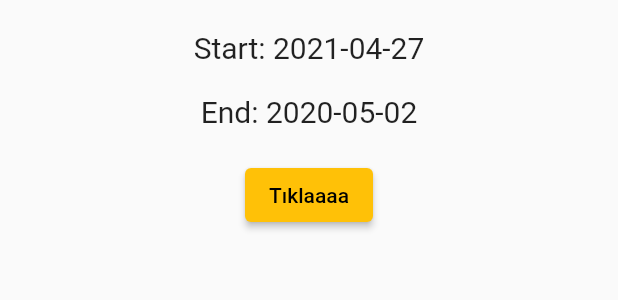
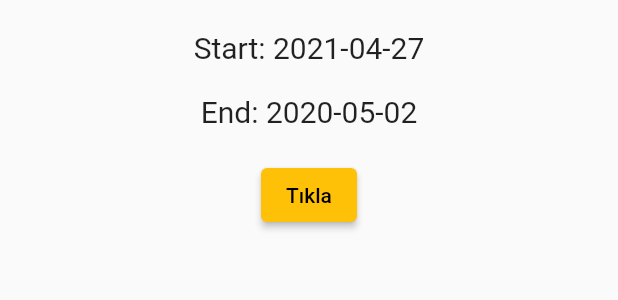
Before and after one commit to Umayyhan/firebaseapp, a Flutter app: the Tip_2 widget shown alone on an empty page, opened directly, on a phone screen of 412 x 824 dp. Shown: the top 300 px of the screen. Run offline on Flutter 3.47's test engine with Material 2 defaults, Android fonts, the phone set to English and light mode, and no system bars; our stand-ins replace firebase_core, firebase_database; accounts and stored records are empty.

Commit message:
Merge branch 'master' of https://github.com/Umayyhan/firebaseapp

```diff
--- a/lib/tip1_scrren.dart
+++ b/lib/tip1_scrren.dart
@@ -35,7 +35,7 @@ class _Tip_1State extends State<Tip_1> {
         Center(
           child: ElevatedButton(
               onPressed: () => calculateTipOneTrip(),
-              child: Text("Tıklaaaa"),
+              child: Text("Tıkla"),
               style: ElevatedButton.styleFrom(
                 primary: Colors.amber,
               )),
@@ -55,6 +55,7 @@ class _Tip_1State extends State<Tip_1> {
 
   Widget tripElement(BuildContext context, index) {
     Trip currentItem = tripItems[index];
+    print(currentItem.trip_distance);
     return Padding(
       padding: const EdgeInsets.all(4.0),
       child: Card(
@@ -71,7 +72,6 @@ class _Tip_1State extends State<Tip_1> {
           ),
           subtitle:
               Text(DateFormat.yMMMd().format(currentItem.tpep_pickup_datetime)),
-
         ),
       ),
     );
--- a/lib/tip2_screen.dart
+++ b/lib/tip2_screen.dart
@@ -24,7 +24,8 @@ class _Tip_2State extends State<Tip_2> {
       List tempItems = snapshot.value;
       tempItems.forEach((value) {
         Trip tripItem = Trip.fromJson(value);
-        if (tripItem.tpep_pickup_datetime.isAfter(endDate) && tripItem.tpep_pickup_datetime.isBefore(startDate)){
+        if (tripItem.tpep_pickup_datetime.isAfter(endDate) &&
+            tripItem.tpep_pickup_datetime.isBefore(startDate)) {
           tripItems.add(tripItem);
         }
       });
@@ -42,23 +43,31 @@ class _Tip_2State extends State<Tip_2> {
           padding: EdgeInsets.only(top: 20),
           child: Center(
               child: GestureDetector(
-                child: Text("Start: "+ DateFormat('yyyy-MM-dd').format(startDate), style: TextStyle(fontSize: 20),),
-                onTap: () => _startDateSelector(context),)
+            child: Text(
+              "Start: " + DateFormat('yyyy-MM-dd').format(startDate),
+              style: TextStyle(fontSize: 20),
             ),
+            onTap: () => _startDateSelector(context),
+          )),
         ),
         Container(
           padding: EdgeInsets.only(top: 20),
           child: Center(
             child: GestureDetector(
-              child: Text("End: "+ DateFormat('yyyy-MM-dd').format(endDate), style: TextStyle(fontSize: 20),),
-              onTap: () => _endDateSelector(context),),
+              child: Text(
+                "End: " + DateFormat('yyyy-MM-dd').format(endDate),
+                style: TextStyle(fontSize: 20),
+              ),
+              onTap: () => _endDateSelector(context),
             ),
           ),
-
-        SizedBox(height: 20,),
+        ),
+        SizedBox(
+          height: 20,
+        ),
         ElevatedButton(
           onPressed: () => calculateTipTwoTrip(),
-          child: Text("Tıklaaaa"),
+          child: Text("Tıkla"),
           style: ElevatedButton.styleFrom(
             primary: Colors.amber,
           ),
```
Also changed, not shown: lib/Trip.dart (+4 -4 lines), pubspec.lock. Lines whose indentation alone changed are shown as unchanged.
